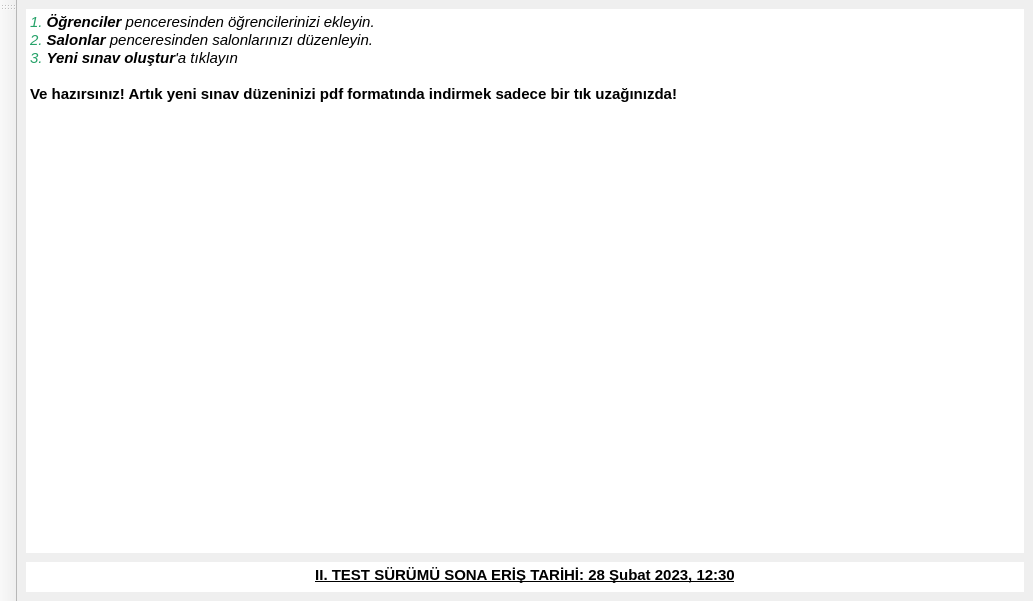
Above: Forms/mainwindow.ui from yoseidonn/Kelebek-App before the change. Below: the same form after it.
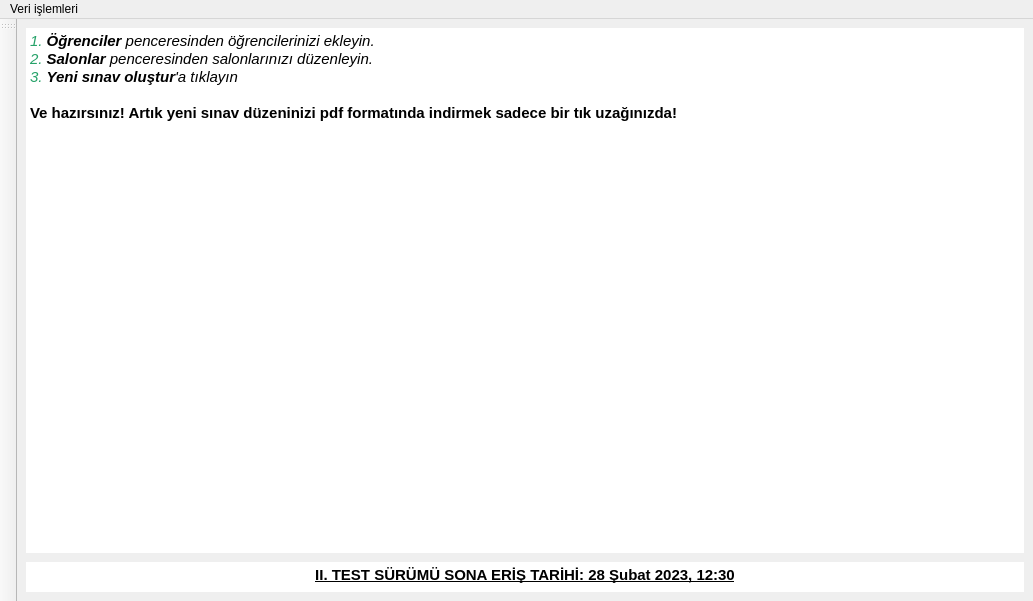
That is the form after the change. Icons and pictures are not drawn.

Patch:
```diff
--- a/Forms/mainwindow.ui
+++ b/Forms/mainwindow.ui
@@ -113,6 +113,37 @@
     <bool>false</bool>
    </attribute>
   </widget>
+  <widget class="QMenuBar" name="menuBar">
+   <property name="geometry">
+    <rect>
+     <x>0</x>
+     <y>0</y>
+     <width>1033</width>
+     <height>22</height>
+    </rect>
+   </property>
+   <widget class="QMenu" name="veriler">
+    <property name="title">
+     <string>Veri işlemleri</string>
+    </property>
+    <addaction name="reset_all"/>
+   </widget>
+   <addaction name="veriler"/>
+  </widget>
+  <action name="reset_all">
+   <property name="icon">
+    <iconset resource="../resources.qrc">
+     <normaloff>:/Images/Images/icon/trash-2.svg</normaloff>:/Images/Images/icon/trash-2.svg</iconset>
+   </property>
+   <property name="text">
+    <string>Tüm bilgileri sıfırla</string>
+   </property>
+  </action>
+  <action name="actionOkul_bilgilerini_s_f_rla">
+   <property name="text">
+    <string>Okul bilgilerini sıfırla</string>
+   </property>
+  </action>
  </widget>
  <resources>
   <include location="../resources.qrc"/>
```
